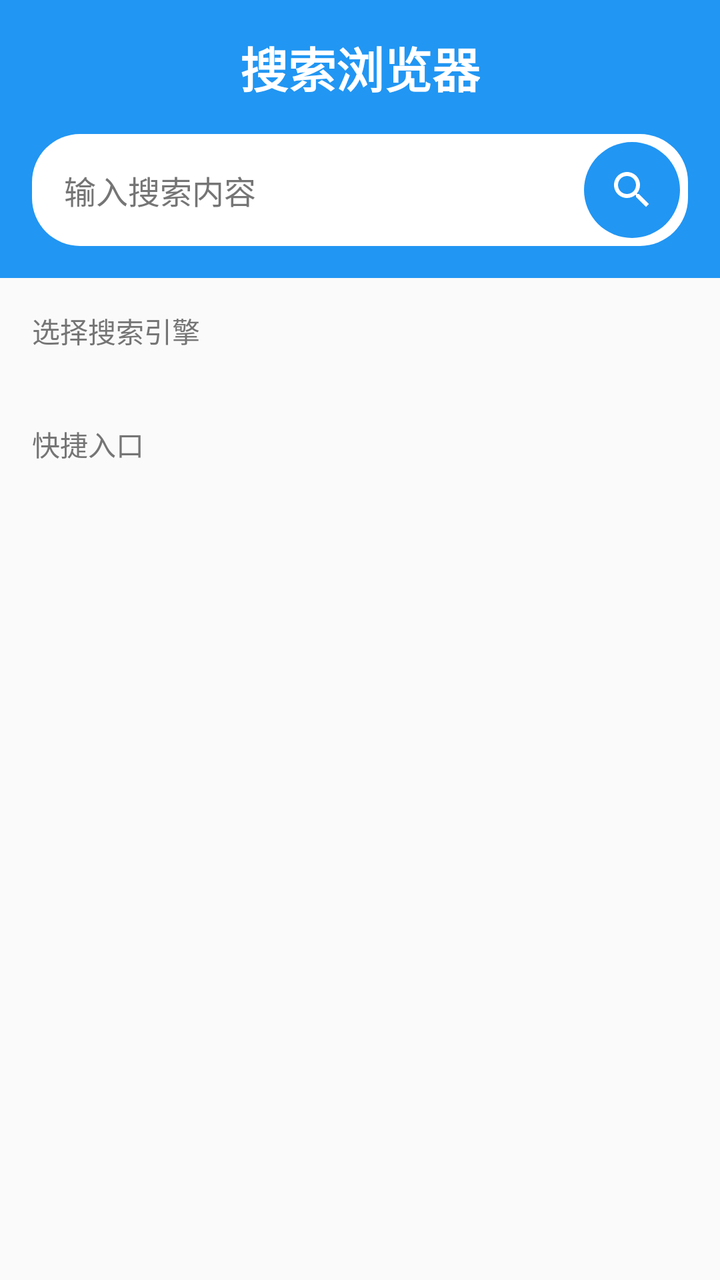
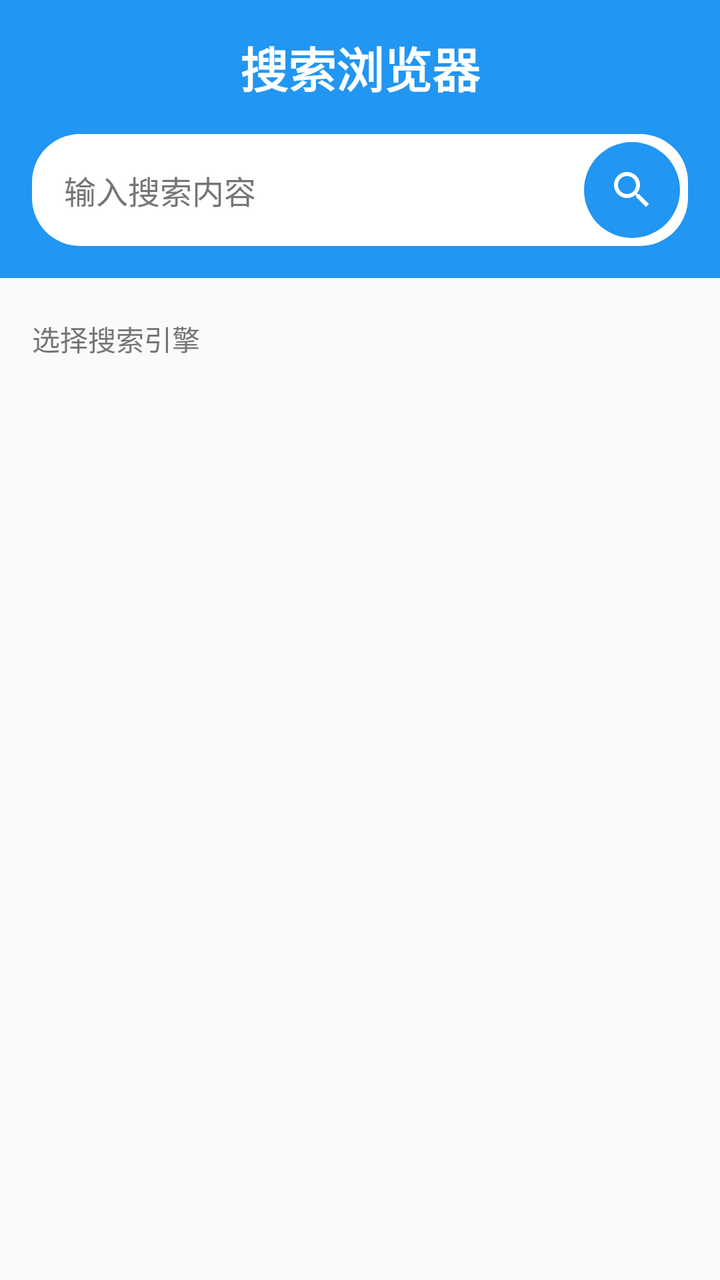

Two renders of the same Android screen: before a commit and after it. Below are the layout's source before the change and the commit's diff.
<!-- AndroidManifest.xml: application theme Theme.MultiSearchBrowser -->
<!-- res/layout/fragment_home.xml -->
<?xml version="1.0" encoding="utf-8"?>
<androidx.constraintlayout.widget.ConstraintLayout
    xmlns:android="http://schemas.android.com/apk/res/android"
    xmlns:app="http://schemas.android.com/apk/res-auto"
    android:layout_width="match_parent"
    android:layout_height="match_parent"
    android:background="@color/background">

    <LinearLayout
        android:id="@+id/header_container"
        android:layout_width="0dp"
        android:layout_height="wrap_content"
        android:orientation="vertical"
        android:padding="16dp"
        android:background="@color/primary"
        app:layout_constraintTop_toTopOf="parent"
        app:layout_constraintStart_toStartOf="parent"
        app:layout_constraintEnd_toEndOf="parent">

        <TextView
            android:layout_width="wrap_content"
            android:layout_height="wrap_content"
            android:text="@string/app_name"
            android:textSize="24sp"
            android:textStyle="bold"
            android:textColor="@color/white"
            android:layout_gravity="center_horizontal"
            android:layout_marginBottom="16dp" />

        <LinearLayout
            android:layout_width="match_parent"
            android:layout_height="wrap_content"
            android:orientation="horizontal"
            android:background="@drawable/search_bar_bg"
            android:padding="4dp"
            android:gravity="center_vertical">

            <EditText
                android:id="@+id/search_input"
                android:layout_width="0dp"
                android:layout_height="48dp"
                android:layout_weight="1"
                android:background="@null"
                android:hint="@string/search_hint"
                android:textSize="16sp"
                android:textColor="@color/text_primary"
                android:textColorHint="@color/text_secondary"
                android:paddingStart="12dp"
                android:paddingEnd="8dp"
                android:imeOptions="actionSearch"
                android:inputType="text"
                android:maxLines="1" />

            <ImageButton
                android:id="@+id/search_button"
                android:layout_width="48dp"
                android:layout_height="48dp"
                android:src="@drawable/ic_search"
                android:background="@drawable/search_button_bg"
                android:tint="@color/white"
                android:contentDescription="Search" />

        </LinearLayout>

    </LinearLayout>

    <TextView
        android:id="@+id/engine_label"
        android:layout_width="wrap_content"
        android:layout_height="wrap_content"
        android:text="@string/select_search_engine"
        android:textSize="14sp"
        android:textColor="@color/text_secondary"
        android:layout_marginTop="16dp"
        android:layout_marginStart="16dp"
        app:layout_constraintTop_toBottomOf="@id/header_container"
        app:layout_constraintStart_toStartOf="parent" />

    <HorizontalScrollView
        android:id="@+id/chips_scroll"
        android:layout_width="0dp"
        android:layout_height="wrap_content"
        android:layout_marginTop="12dp"
        android:scrollbars="none"
        app:layout_constraintTop_toBottomOf="@id/engine_label"
        app:layout_constraintStart_toStartOf="parent"
        app:layout_constraintEnd_toEndOf="parent">

        <com.google.android.material.chip.ChipGroup
            android:id="@+id/engine_chips"
            android:layout_width="wrap_content"
            android:layout_height="wrap_content"
            android:paddingStart="12dp"
            android:paddingEnd="12dp"
            app:singleSelection="true"
            app:chipSpacingHorizontal="8dp">

        </com.google.android.material.chip.ChipGroup>

    </HorizontalScrollView>

    <TextView
        android:id="@+id/quick_links_label"
        android:layout_width="wrap_content"
        android:layout_height="wrap_content"
        android:text="@string/quick_links"
        android:textSize="14sp"
        android:textColor="@color/text_secondary"
        android:layout_marginTop="24dp"
        android:layout_marginStart="16dp"
        app:layout_constraintTop_toBottomOf="@id/chips_scroll"
        app:layout_constraintStart_toStartOf="parent" />

    <androidx.recyclerview.widget.RecyclerView
        android:id="@+id/quick_links"
        android:layout_width="0dp"
        android:layout_height="wrap_content"
        android:layout_marginTop="12dp"
        android:paddingStart="12dp"
        android:paddingEnd="12dp"
        app:layout_constraintTop_toBottomOf="@id/quick_links_label"
        app:layout_constraintStart_toStartOf="parent"
        app:layout_constraintEnd_toEndOf="parent" />

</androidx.constraintlayout.widget.ConstraintLayout>
<!-- resources referenced by this layout -->
<resources>
  <color name="background">#FAFAFA</color>
  <color name="primary">#2196F3</color>
  <color name="text_primary">#212121</color>
  <color name="text_secondary">#757575</color>
  <color name="white">#FFFFFF</color>
  <!-- drawable ic_search (drawable) -->
  <?xml version="1.0" encoding="utf-8"?>
  <vector xmlns:android="http://schemas.android.com/apk/res/android"
      android:width="24dp"
      android:height="24dp"
      android:viewportWidth="24"
      android:viewportHeight="24">
      <path
          android:fillColor="#000000"
          android:pathData="M15.5,14h-0.79l-0.28,-0.27C15.41,12.59 16,11.11 16,9.5 16,5.91 13.09,3 9.5,3S3,5.91 3,9.5 5.91,16 9.5,16c1.61,0 3.09,-0.59 4.23,-1.57l0.27,0.28v0.79l5,4.99L20.49,19l-4.99,-5zM9.5,14C7.01,14 5,11.99 5,9.5S7.01,5 9.5,5 14,7.01 14,9.5 11.99,14 9.5,14z"/>
  </vector>
  <!-- drawable search_bar_bg (drawable) -->
  <?xml version="1.0" encoding="utf-8"?>
  <shape xmlns:android="http://schemas.android.com/apk/res/android"
      android:shape="rectangle">
      <solid android:color="@color/white" />
      <corners android:radius="24dp" />
  </shape>
  <!-- drawable search_button_bg (drawable) -->
  <?xml version="1.0" encoding="utf-8"?>
  <shape xmlns:android="http://schemas.android.com/apk/res/android"
      android:shape="rectangle">
      <solid android:color="@color/primary" />
      <corners android:radius="24dp" />
  </shape>
  <string name="app_name">搜索浏览器</string>
  <string name="quick_links">快捷入口</string>
  <string name="search_hint">输入搜索内容</string>
  <string name="select_search_engine">选择搜索引擎</string>
  <style name="Theme.MultiSearchBrowser" parent="Theme.MaterialComponents.Light.NoActionBar">
          <item name="colorPrimary">@color/primary</item>
          <item name="colorPrimaryDark">@color/primary_dark</item>
          <item name="colorAccent">@color/accent</item>
          <item name="android:statusBarColor">@color/primary_dark</item>
          <item name="android:navigationBarColor">@color/white</item>
          <item name="android:windowLightNavigationBar">true</item>
          <item name="android:windowBackground">@color/background</item>
      </style>
  <color name="primary_dark">#1976D2</color>
  <color name="accent">#FF5722</color>
</resources>

<!-- the commit's change to res/layout/fragment_home.xml (unified diff, before → after) -->
@@ -65,50 +65,15 @@
     </LinearLayout>
 
     <TextView
-        android:id="@+id/engine_label"
+        android:id="@+id/quick_links_label"
         android:layout_width="wrap_content"
         android:layout_height="wrap_content"
         android:text="@string/select_search_engine"
         android:textSize="14sp"
         android:textColor="@color/text_secondary"
-        android:layout_marginTop="16dp"
+        android:layout_marginTop="20dp"
         android:layout_marginStart="16dp"
         app:layout_constraintTop_toBottomOf="@id/header_container"
-        app:layout_constraintStart_toStartOf="parent" />
-
-    <HorizontalScrollView
-        android:id="@+id/chips_scroll"
-        android:layout_width="0dp"
-        android:layout_height="wrap_content"
-        android:layout_marginTop="12dp"
-        android:scrollbars="none"
-        app:layout_constraintTop_toBottomOf="@id/engine_label"
-        app:layout_constraintStart_toStartOf="parent"
-        app:layout_constraintEnd_toEndOf="parent">
-
-        <com.google.android.material.chip.ChipGroup
-            android:id="@+id/engine_chips"
-            android:layout_width="wrap_content"
-            android:layout_height="wrap_content"
-            android:paddingStart="12dp"
-            android:paddingEnd="12dp"
-            app:singleSelection="true"
-            app:chipSpacingHorizontal="8dp">
-
-        </com.google.android.material.chip.ChipGroup>
-
-    </HorizontalScrollView>
-
-    <TextView
-        android:id="@+id/quick_links_label"
-        android:layout_width="wrap_content"
-        android:layout_height="wrap_content"
-        android:text="@string/quick_links"
-        android:textSize="14sp"
-        android:textColor="@color/text_secondary"
-        android:layout_marginTop="24dp"
-        android:layout_marginStart="16dp"
-        app:layout_constraintTop_toBottomOf="@id/chips_scroll"
         app:layout_constraintStart_toStartOf="parent" />
 
     <androidx.recyclerview.widget.RecyclerView
<!-- resource entries referenced after the edit -->
@@ -31,7 +31,6 @@
       <corners android:radius="24dp" />
   </shape>
   <string name="app_name">搜索浏览器</string>
-  <string name="quick_links">快捷入口</string>
   <string name="search_hint">输入搜索内容</string>
   <string name="select_search_engine">选择搜索引擎</string>
   <style name="Theme.MultiSearchBrowser" parent="Theme.MaterialComponents.Light.NoActionBar">
